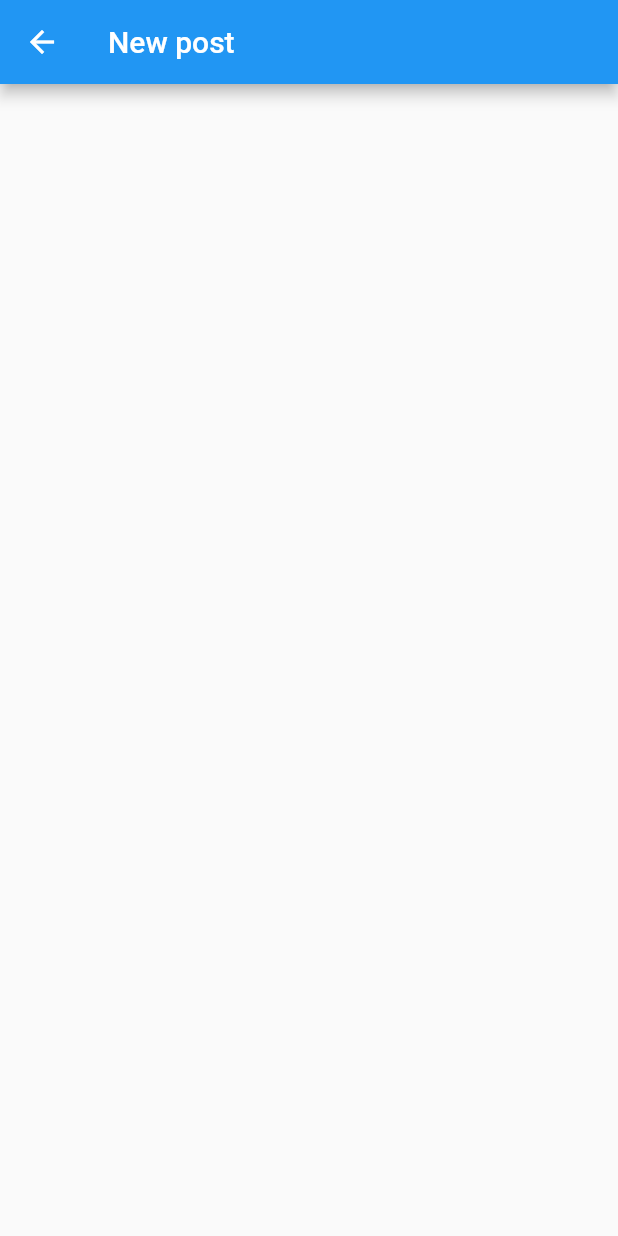
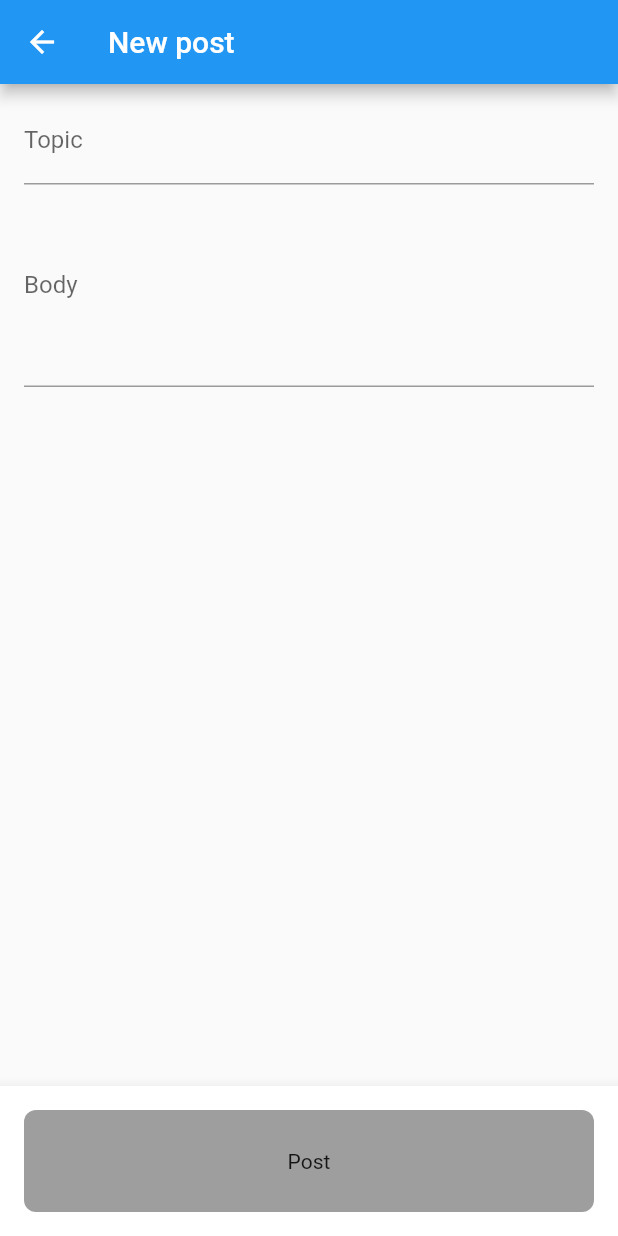
Before and after one commit to Sarawut-keng/state-with-riverpod, a Flutter app: the PostCreateScreen screen opened by its route, on a phone screen of 412 x 824 dp. Run offline on Flutter 3.47's test engine with Material 2 defaults, Android fonts, the phone set to English and light mode, and no system bars; our stand-ins replace flutter_riverpod, riverpod_annotation; generated files the repository leaves out were written again.

Commit message:
feat: save post

```diff
--- a/lib/src/models/post.dart
+++ b/lib/src/models/post.dart
@@ -52,6 +52,17 @@ class SavePost {
     required this.userId,
   });
 
+  SavePost copyWith({
+    String? title,
+    String? body,
+    int? userId,
+  }) =>
+      SavePost(
+        title: title ?? this.title,
+        body: body ?? this.body,
+        userId: userId ?? this.userId,
+      );
+
   factory SavePost.fromJson(Map<String, dynamic> json) => SavePost(
         title: json["title"],
         body: json["body"],
@@ -72,28 +83,23 @@ String savePostResponseToJson(SavePostResponse data) => json.encode(data.toJson(
 
 class SavePostResponse {
   int id;
-  String title;
-  String body;
-  int userId;
 
   SavePostResponse({
     required this.id,
-    required this.title,
-    required this.body,
-    required this.userId,
   });
+
+  SavePostResponse copyWith({
+    int? id,
+  }) =>
+      SavePostResponse(
+        id: id ?? this.id,
+      );
 
   factory SavePostResponse.fromJson(Map<String, dynamic> json) => SavePostResponse(
         id: json["id"],
-        title: json["title"],
-        body: json["body"],
-        userId: json["userId"],
       );
 
   Map<String, dynamic> toJson() => {
         "id": id,
-        "title": title,
-        "body": body,
-        "userId": userId,
       };
 }
--- a/lib/src/providers/post/post_provider.dart
+++ b/lib/src/providers/post/post_provider.dart
@@ -43,6 +43,16 @@ class SaveNewPost extends _$SaveNewPost {
     );
   }
 
+  void setTitle(String? text) {
+    final newState = state.copyWith(title: text);
+    state = newState;
+  }
+
+  void setBody(String? body) {
+    final newState = state.copyWith(body: body);
+    state = newState;
+  }
+
   Future<bool> setSavePost() async {
     final client = http.Client();
     final savePostService = SavePostService(client);
@@ -50,6 +60,7 @@ class SaveNewPost extends _$SaveNewPost {
     if (response == null) {
       return false;
     }
+    ref.invalidate(postListProvider);
     return true;
   }
 }
--- a/lib/src/screens/post/post_create_screen.dart
+++ b/lib/src/screens/post/post_create_screen.dart
@@ -1,15 +1,31 @@
 import 'package:flutter/material.dart';
 import 'package:flutter_riverpod/flutter_riverpod.dart';
+import 'package:flutter_state_management/src/widgets/widget.dart';
 
-class PostCreateScreen extends ConsumerWidget {
+class PostCreateScreen extends ConsumerStatefulWidget {
   const PostCreateScreen({super.key});
 
   @override
-  Widget build(BuildContext context, WidgetRef ref) {
+  ConsumerState<ConsumerStatefulWidget> createState() => _PostCreateScreenState();
+}
+
+class _PostCreateScreenState extends ConsumerState<PostCreateScreen> {
+  @override
+  Widget build(BuildContext context) {
     return Scaffold(
       appBar: AppBar(
         title: Text('New post'),
       ),
+      body: SafeArea(
+        child: Container(
+          margin: const EdgeInsets.symmetric(
+            horizontal: 16.0,
+            vertical: 8.0,
+          ),
+          child: PostCreateFormWidget(),
+        ),
+      ),
+      bottomNavigationBar: PostCreateFormButton(),
     );
   }
 }
--- a/lib/src/services/post/save_post.dart
+++ b/lib/src/services/post/save_post.dart
@@ -9,15 +9,16 @@ class SavePostService {
 
   Future<SavePostResponse?> savePost(SavePost body) async {
     try {
+      log(savePostToJson(body));
       final response = await client.post(
         Uri.parse('https://jsonplaceholder.typicode.com/posts'),
         body: savePostToJson(body),
       );
-      // log('Response status: ${response.statusCode}');
-      // log('Response body: ${response.body}');
+      log('Response status: ${response.statusCode}');
+      log('Response body: ${response.body}');
       return savePostResponseFromJson(response.body);
     } catch (error) {
-      log('Error while fetching posts: $error');
+      log('Error while save post: $error');
       return null;
     }
   }
--- /dev/null
+++ b/lib/src/widgets/post_widget/create/post_create_form.dart
@@ -0,0 +1,32 @@
+import 'package:flutter/material.dart';
+import 'package:flutter_riverpod/flutter_riverpod.dart';
+import 'package:flutter_state_management/src/providers/provider.dart';
+
+class PostCreateFormWidget extends ConsumerWidget {
+  const PostCreateFormWidget({super.key});
+
+  @override
+  Widget build(BuildContext context, WidgetRef ref) {
+    return Column(
+      children: <Widget>[
+        TextField(
+          decoration: InputDecoration(
+            label: Text('Topic'),
+          ),
+          onChanged: (text) {
+            ref.watch(saveNewPostProvider.notifier).setTitle(text);
+          },
+        ),
+        TextField(
+          decoration: InputDecoration(
+            label: Text('Body'),
+          ),
+          maxLines: 5,
+          onChanged: (value) {
+            ref.watch(saveNewPostProvider.notifier).setBody(value);
+          },
+        ),
+      ],
+    );
+  }
+}
--- /dev/null
+++ b/lib/src/widgets/post_widget/create/post_create_form_button.dart
@@ -0,0 +1,49 @@
+import 'package:flutter/material.dart';
+import 'package:flutter_riverpod/flutter_riverpod.dart';
+import 'package:flutter_state_management/src/models/model.dart';
+import 'package:flutter_state_management/src/providers/provider.dart';
+
+class PostCreateFormButton extends ConsumerWidget {
+  const PostCreateFormButton({super.key});
+  @override
+  Widget build(BuildContext context, WidgetRef ref) {
+    final SavePost form = ref.watch(saveNewPostProvider);
+    return BottomAppBar(
+      height: 100,
+      child: Padding(
+        padding: const EdgeInsets.all(16.0),
+        child: InkWell(
+          onTap: () {
+            if (form.title.isNotEmpty && form.body.isNotEmpty) {
+              showDialog(
+                context: context,
+                barrierDismissible: false,
+                builder: (context) => Dialog(
+                  elevation: 0,
+                  backgroundColor: Colors.transparent,
+                  child: Center(
+                    child: CircularProgressIndicator(),
+                  ),
+                ),
+              );
+              ref.read(saveNewPostProvider.notifier).setSavePost();
+              Navigator.of(context).pop();
+              Navigator.of(context).popUntil((route) {
+                return route.settings.name == '/post-screen';
+              });
+            }
+          },
+          child: Container(
+            decoration: BoxDecoration(
+              color: (form.title.isNotEmpty && form.body.isNotEmpty) ? Colors.green : Colors.grey,
+              borderRadius: BorderRadius.circular(8.0),
+            ),
+            child: Center(
+              child: Text('Post'),
+            ),
+          ),
+        ),
+      ),
+    );
+  }
+}
--- a/lib/src/widgets/widget.dart
+++ b/lib/src/widgets/widget.dart
@@ -2,3 +2,5 @@ export 'package:flutter_state_management/src/widgets/async_widget_controller.dar
 export 'package:flutter_state_management/src/widgets/post_widget/post_filter_widget.dart';
 export 'package:flutter_state_management/src/widgets/post_widget/post_list_card_widget.dart';
 export 'package:flutter_state_management/src/widgets/post_widget/post_header_widget.dart';
+export 'package:flutter_state_management/src/widgets/post_widget/create/post_create_form.dart';
+export 'package:flutter_state_management/src/widgets/post_widget/create/post_create_form_button.dart';
```
Also changed, not shown: lib/src/providers/post/post_provider.g.dart.
